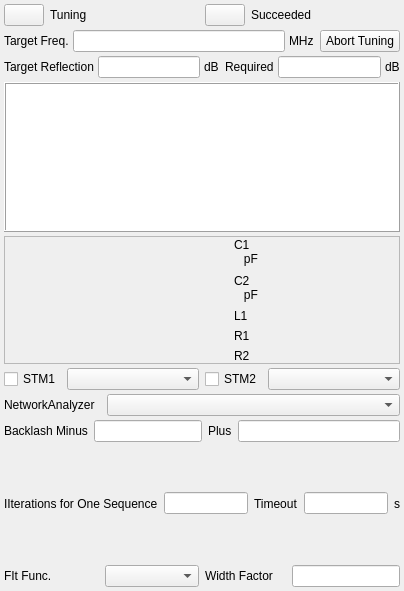
Before: the Qt Designer form modules/nmr/autolctunerform.ui in northriv/KAME, drawn with Qt 5.
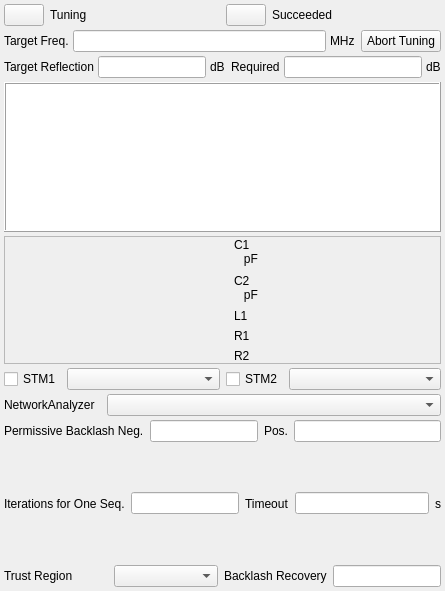
After: the same form once the commit is applied. Icons and pictures are not drawn.

Commit message: Simplified and backlash subtraction

The edit to the form file:
```diff
--- a/modules/nmr/autolctunerform.ui
+++ b/modules/nmr/autolctunerform.ui
@@ -6,7 +6,7 @@
    <rect>
     <x>0</x>
     <y>0</y>
-    <width>404</width>
+    <width>445</width>
     <height>591</height>
    </rect>
   </property>
@@ -563,7 +563,7 @@
         <item>
          <widget class="QLabel" name="label_2">
           <property name="text">
-           <string>Backlash Minus</string>
+           <string>Permissive Backlash Neg.</string>
           </property>
          </widget>
         </item>
@@ -584,7 +584,7 @@
         <item>
          <widget class="QLabel" name="label_3">
           <property name="text">
-           <string>Plus</string>
+           <string>Pos.</string>
           </property>
          </widget>
         </item>
@@ -602,7 +602,7 @@
         <item>
          <widget class="QLabel" name="label_4">
           <property name="text">
-           <string>IIterations for One Sequence</string>
+           <string>Iterations for One Seq.</string>
           </property>
          </widget>
         </item>
@@ -644,7 +644,7 @@
         <item>
          <widget class="QLabel" name="label_8">
           <property name="text">
-           <string>FIt Func.</string>
+           <string>Trust Region</string>
           </property>
          </widget>
         </item>
@@ -661,7 +661,7 @@
         <item>
          <widget class="QLabel" name="label_9">
           <property name="text">
-           <string>Width Factor</string>
+           <string>Backlash Recovery</string>
           </property>
          </widget>
         </item>
```
Left out of the diff: 16 changed lines with no effect on the pictures. The commit also changes 2 other files.
